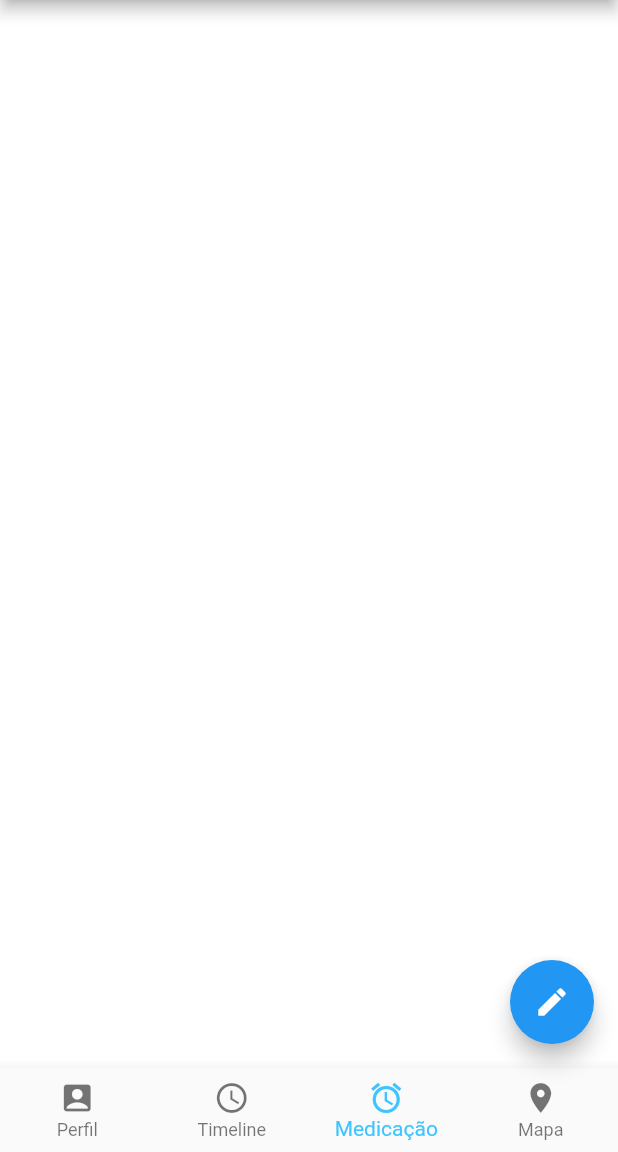
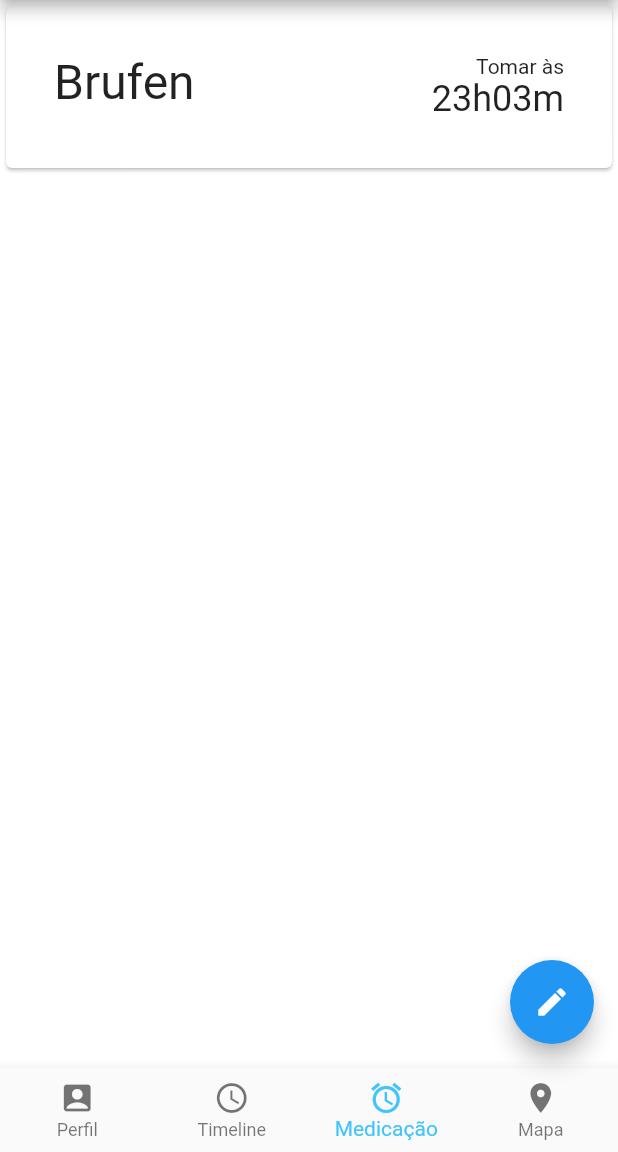
Before and after one commit to jgilfn/hackathon, a Flutter app: the screen it shows after launch, swiped to page 3, on a phone screen of 412 x 824 dp, the part 84-1236 px from its top. Run offline on Flutter 3.47's test engine with Material 2 defaults, Android fonts, the phone set to English and light mode, and no system bars.

Commit message:
Added nextTimeIntake

```diff
--- a/saoood/lib/pills.dart
+++ b/saoood/lib/pills.dart
@@ -3,31 +3,93 @@
 class Pills extends StatefulWidget {
   Pills({Key key}) : super(key: key);
 
-    @override
+  @override
   _PillsState createState() => new _PillsState();
 }
 
-class _PillsState extends State<Pills>
-{
+class _PillsState extends State<Pills> {
+  List<Pill> pills;
+
+  List<Widget> buildList() {
+    List<Widget> pwidgets = new List<Widget>();
+
+    for (Pill p in pills) {
+      pwidgets.add(new Card(
+          child: new Container(
+              padding: EdgeInsets.all(32.0),
+              child: new Row(
+                  mainAxisAlignment: MainAxisAlignment.start,
+                  crossAxisAlignment: CrossAxisAlignment.start,
+                  children: <Widget>[
+                    new Text(p.name,
+                        style: new TextStyle(
+                          fontSize: 32.0,
+                        )),
+                    new Expanded (child: new Column (
+                      mainAxisAlignment: MainAxisAlignment.center,
+                      crossAxisAlignment: CrossAxisAlignment.end,
+                      children: <Widget>[
+                        new Text("Tomar às"),
+                        new Text(p.nextIntakeTime(), style: new TextStyle(fontSize: 24.0))
+                      ]
+                    ))
+                  ]))));
+    }
+
+    return pwidgets;
+  }
+
   @override
-  Widget build(BuildContext context)
-  {
+  Widget build(BuildContext context) {
+    pills = new List<Pill>();
+
+    pills.add(new Pill("Brufen", 1531523024*1000, 24*60*60*1000));
+
     return new Container(
-       decoration: new BoxDecoration(color: Colors.white),
-       child: new Column(children: <Widget>[],)
-    );
+        decoration: new BoxDecoration(color: Colors.white),
+        child: new ListView(
+          children: buildList(),
+        ));
   }
 }
 
 class Pill {
   String name;
+  int startingTime;
+  int endTime;
+
   int period;
-  int startingTime;
 
-  Pill(String setName, int setPeriod, int setStartingTime)
-  {
+  Pill(String setName, int setStartingTime, int setPeriod) {
     name = setName;
     period = setPeriod;
     startingTime = setStartingTime;
   }
+
+  String nextIntakeTime () {
+
+    int i = 0;
+    int next =startingTime + i*period;
+
+    int currentTime = new DateTime.now().millisecondsSinceEpoch;
+
+    while (next < currentTime)
+    {
+      next = startingTime + i*period;
+      i++;
+    }
+
+    String hour = DateTime.fromMillisecondsSinceEpoch(next).hour.toString();
+    if (hour.length == 1)
+    {
+      hour = "0" + hour;
+    }
+
+    String min = DateTime.fromMillisecondsSinceEpoch(next).minute.toString();
+    if (min.length == 1)
+    {
+      min = "0" + min;
+    }
+    return hour + "h" + min + "m";
+  }
 }
```
